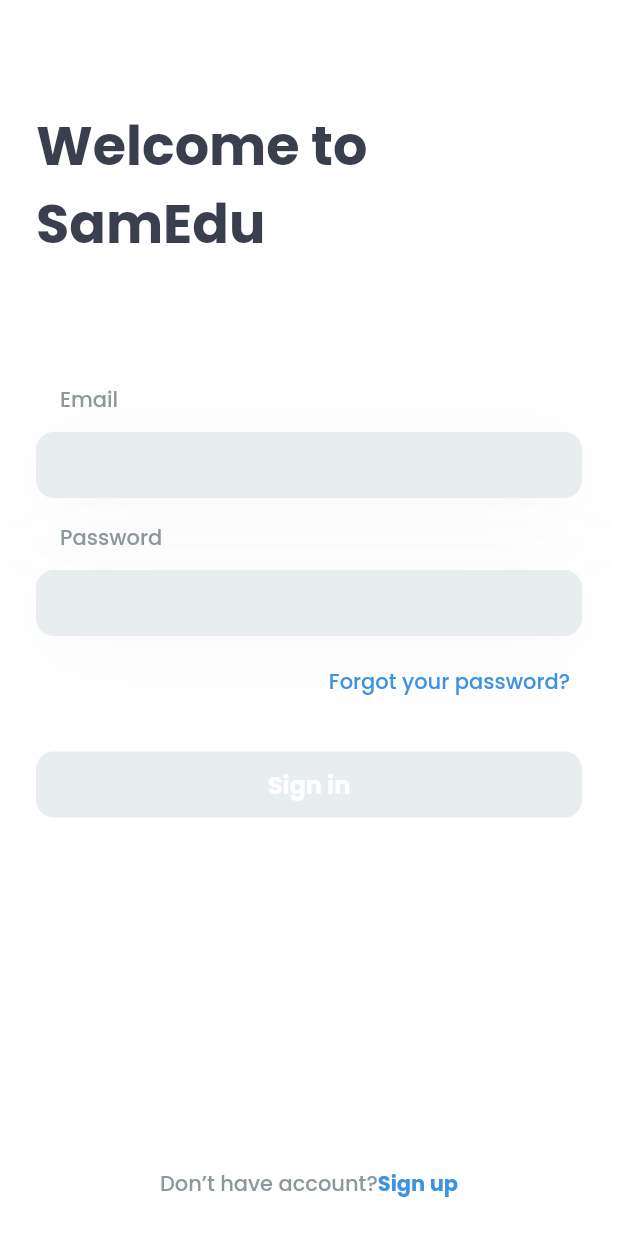
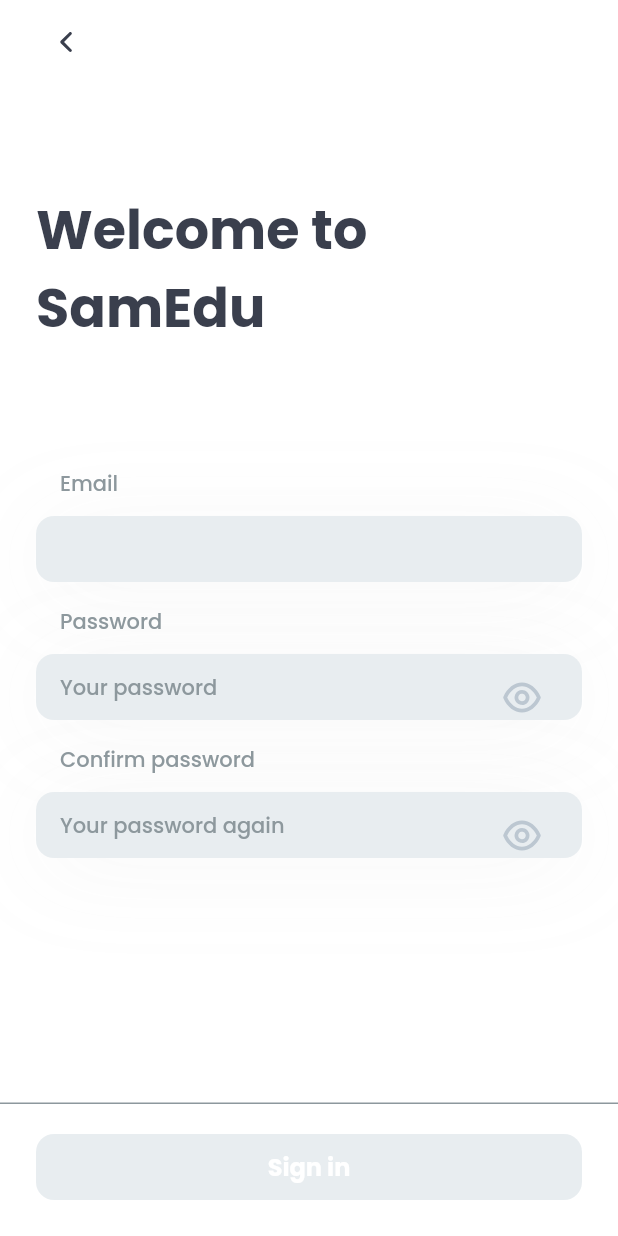
Before and after one commit to IamKhuk/SamEdu, a Flutter app: the LoginScreen widget shown alone on an empty page, opened directly, after a tap on "Sign up", on a phone screen of 412 x 824 dp. Run offline on Flutter 3.47's test engine with Material 2 defaults, Android fonts, the light colour scheme and no system bars; our stand-ins replace flutter_svg, shared_preferences; accounts and stored records are empty; project files that could hold a hidden picture were left out.

Commit message:
Sign up screen built

```diff
--- a/lib/src/ui/auth/login_screen.dart
+++ b/lib/src/ui/auth/login_screen.dart
@@ -1,5 +1,5 @@
-import 'package:flutter/cupertino.dart';
 import 'package:flutter/material.dart';
+import 'package:samedu/src/ui/auth/signup_screen.dart';
 import 'package:samedu/src/widgets/button/main_button.dart';
 import 'package:samedu/src/widgets/text_field/text_field_01.dart';
 import 'package:samedu/src/widgets/title/title_02.dart';
@@ -17,7 +17,7 @@
 class _LoginScreenState extends State<LoginScreen> {
   final TextEditingController _emailController = TextEditingController();
   final TextEditingController _passController = TextEditingController();
-  bool onHover = true;
+  bool onHover = false;
 
   @override
   Widget build(BuildContext context) {
@@ -62,7 +62,7 @@
                 TextField01(
                   controller: _passController,
                   hint: 'Your password',
-                  pass: false,
+                  pass: true,
                 ),
                 const SizedBox(height: 16),
                 Row(
@@ -98,11 +98,16 @@
             ),
           ),
           Container(
+            height: 1,
+            width: MediaQuery.of(context).size.width,
+            color: AppTheme.gray,
+          ),
+          Container(
             padding: EdgeInsets.only(
               bottom: Platform.isIOS ? 32 : 24,
               left: 16,
               right: 16,
-              top: 32,
+              top: 20,
             ),
             child: Row(
               mainAxisAlignment: MainAxisAlignment.center,
@@ -119,14 +124,14 @@
                 ),
                 GestureDetector(
                   onTap: () {
-                    // Navigator.push(
-                    //   context,
-                    //   MaterialPageRoute(
-                    //     builder: (context) {
-                    //       return RegisterScreen();
-                    //     },
-                    //   ),
-                    // );
+                    Navigator.push(
+                      context,
+                      MaterialPageRoute(
+                        builder: (context) {
+                          return const SignUpScreen();
+                        },
+                      ),
+                    );
                   },
                   child: const Text(
                     'Sign up',
--- /dev/null
+++ b/lib/src/ui/auth/signup_screen.dart
@@ -0,0 +1,130 @@
+import 'package:flutter/material.dart';
+import 'package:flutter/services.dart';
+import 'package:flutter_svg/svg.dart';
+import 'dart:io';
+import 'package:samedu/src/widgets/title/title_02.dart';
+import '../../theme/app_theme.dart';
+import '../../widgets/button/main_button.dart';
+import '../../widgets/text_field/text_field_01.dart';
+
+class SignUpScreen extends StatefulWidget {
+  const SignUpScreen({Key? key}) : super(key: key);
+
+  @override
+  _SignUpScreenState createState() => _SignUpScreenState();
+}
+
+class _SignUpScreenState extends State<SignUpScreen> {
+  final TextEditingController _emailController = TextEditingController();
+  final TextEditingController _passController = TextEditingController();
+  final TextEditingController _passAgainController = TextEditingController();
+  bool onHover = true;
+
+  @override
+  Widget build(BuildContext context) {
+    return Scaffold(
+      appBar: AppBar(
+        backgroundColor: Colors.transparent,
+        elevation: 0,
+        leadingWidth: 64,
+        leading: Row(
+          children: [
+            const SizedBox(width: 24),
+            GestureDetector(
+              onTap: () {
+                Navigator.pop(context);
+              },
+              child: SizedBox(
+                height: 40,
+                width: 40,
+                child: Center(
+                  child: SvgPicture.asset(
+                    'assets/icons/left.svg',
+                    color: AppTheme.dark,
+                  ),
+                ),
+              ),
+            ),
+          ],
+        ),
+        systemOverlayStyle: SystemUiOverlayStyle.dark,
+      ),
+      body: GestureDetector(
+        onTap: () {
+          FocusScopeNode currentFocus = FocusScope.of(context);
+          if (!currentFocus.hasPrimaryFocus) {
+            currentFocus.unfocus();
+          }
+        },
+        child: Column(
+          children: [
+            Expanded(
+              child: ListView(
+                shrinkWrap: true,
+                physics: const NeverScrollableScrollPhysics(),
+                padding: const EdgeInsets.symmetric(horizontal: 24),
+                children: [
+                  const SizedBox(height: 72),
+                  const Text(
+                    'Welcome to\nSamEdu',
+                    style: TextStyle(
+                      fontWeight: FontWeight.bold,
+                      fontSize: 36,
+                      fontFamily: AppTheme.fontFamily,
+                      height: 1.44,
+                      color: AppTheme.dark,
+                    ),
+                    textAlign: TextAlign.start,
+                  ),
+                  const SizedBox(height: 80),
+                  const Title02(text: 'Email'),
+                  const SizedBox(height: 12),
+                  TextField01(
+                    controller: _emailController,
+                    hint: 'Your email',
+                    pass: false,
+                  ),
+                  const SizedBox(height: 16),
+                  const Title02(text: 'Password'),
+                  const SizedBox(height: 12),
+                  TextField01(
+                    controller: _passController,
+                    hint: 'Your password',
+                    pass: true,
+                  ),
+                  const SizedBox(height: 16),
+                  const Title02(text: 'Confirm password'),
+                  const SizedBox(height: 12),
+                  TextField01(
+                    controller: _passAgainController,
+                    hint: 'Your password again',
+                    pass: true,
+                  ),
+                  const SizedBox(height: 16),
+                  Row(),
+                ],
+              ),
+            ),
+            Container(
+              height: 1,
+              width: MediaQuery.of(context).size.width,
+              color: AppTheme.gray,
+            ),
+            Container(
+              padding: EdgeInsets.only(
+                bottom: Platform.isIOS ? 32 : 24,
+                left: 24,
+                right: 24,
+                top: 20,
+              ),
+              child: MainButton(
+                text: 'Sign in',
+                onHover: onHover,
+              ),
+            ),
+          ],
+        ),
+      ),
+    );
+  }
+}
```
